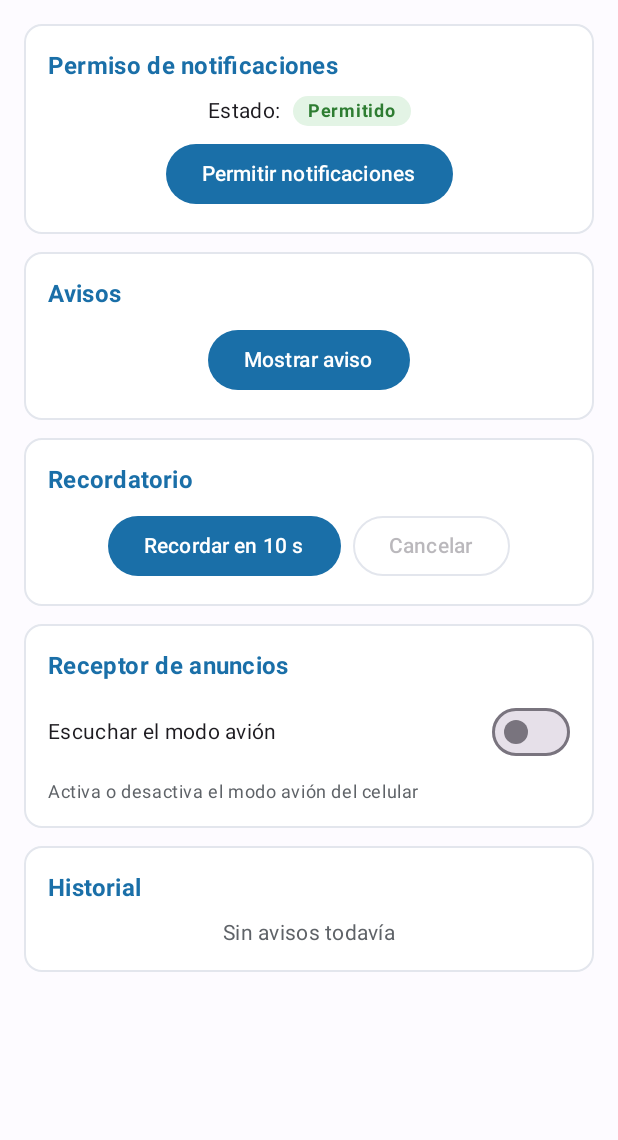
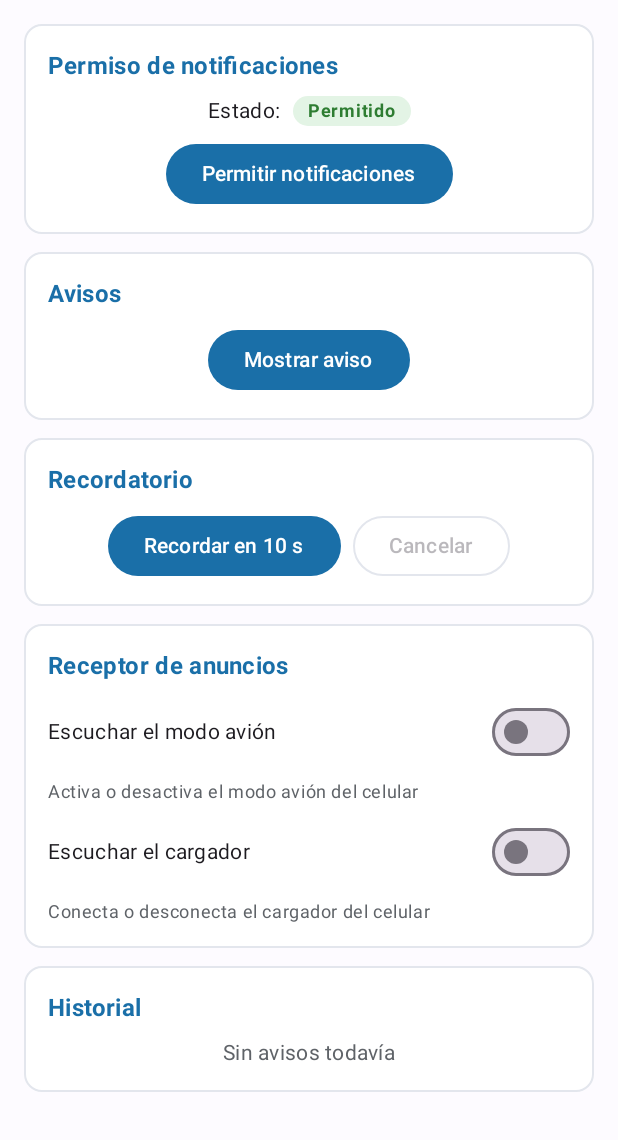
Before and after one commit to jordanabad797-pixel/AvisosCampus, an Android app built with Jetpack Compose: the screen it shows after launch (MainActivity), on a phone screen of 412 x 824 dp, the part 96-1236 px from its top. Run offline under Robolectric (Android 15) with nearby library versions, the phone set to English and light mode, and no system bars.

Commit message:
feat(ia): escucha el cargador con su propio BroadcastReceiver y switch

```diff
--- a/app/src/main/java/com/tecsup/avisoscampus/model/Modelos.kt
+++ b/app/src/main/java/com/tecsup/avisoscampus/model/Modelos.kt
@@ -3,7 +3,8 @@ package com.tecsup.avisoscampus.model
 enum class Origen(val texto: String) {
     BOTON("Botón"),
     RECORDATORIO("Recordatorio"),
-    MODO_AVION("Modo avión")
+    MODO_AVION("Modo avión"),
+    CARGADOR("Cargador")
 }
 
 data class Aviso(
--- a/app/src/main/java/com/tecsup/avisoscampus/ui/HistorialAvisos.kt
+++ b/app/src/main/java/com/tecsup/avisoscampus/ui/HistorialAvisos.kt
@@ -22,6 +22,7 @@ import com.tecsup.avisoscampus.ui.theme.AzulOrigen
 import com.tecsup.avisoscampus.ui.theme.FondoFila
 import com.tecsup.avisoscampus.ui.theme.MoradoOrigen
 import com.tecsup.avisoscampus.ui.theme.TextoSecundario
+import com.tecsup.avisoscampus.ui.theme.VerdeTexto
 
 @Composable
 fun HistorialAvisos(avisos: List<Aviso>) {
@@ -77,6 +78,7 @@ private fun EtiquetaOrigen(origen: Origen) {
         Origen.BOTON -> AzulOrigen to Color.White
         Origen.RECORDATORIO -> AmbarOrigen to Color.Black
         Origen.MODO_AVION -> MoradoOrigen to Color.White
+        Origen.CARGADOR -> VerdeTexto to Color.White
     }
     Text(
         text = origen.texto,
--- a/app/src/main/java/com/tecsup/avisoscampus/ui/PantallaAvisos.kt
+++ b/app/src/main/java/com/tecsup/avisoscampus/ui/PantallaAvisos.kt
@@ -46,6 +46,7 @@ import androidx.compose.ui.unit.dp
 import androidx.core.content.ContextCompat
 import com.tecsup.avisoscampus.model.PermisoUi
 import com.tecsup.avisoscampus.notificacion.Notificador
+import com.tecsup.avisoscampus.receiver.CargadorReceiver
 import com.tecsup.avisoscampus.receiver.ModoAvionReceiver
 import com.tecsup.avisoscampus.ui.theme.BordeTarjeta
 import com.tecsup.avisoscampus.ui.theme.GrisEtiqueta
@@ -65,6 +66,7 @@ fun PantallaAvisos(vm: AvisosViewModel) {
     val faltan by vm.faltan.collectAsState()
     val corriendo = faltan != null
     val escuchando by vm.escuchandoAvion.collectAsState()
+    val escuchandoCargador by vm.escuchandoCargador.collectAsState()
     val avisos by vm.avisos.collectAsState()
     val mensaje by vm.mensaje.collectAsState()
 
@@ -87,6 +89,28 @@ fun PantallaAvisos(vm: AvisosViewModel) {
                 contexto,
                 receptor,
                 IntentFilter(Intent.ACTION_AIRPLANE_MODE_CHANGED),
+                ContextCompat.RECEIVER_NOT_EXPORTED
+            )
+            onDispose {
+                contexto.unregisterReceiver(receptor)
+            }
+        } else {
+            onDispose {
+            }
+        }
+    }
+
+    DisposableEffect(escuchandoCargador) {
+        if (escuchandoCargador) {
+            val receptor = CargadorReceiver { conectado -> vm.alCambiarCargador(conectado) }
+            val filtro = IntentFilter().apply {
+                addAction(Intent.ACTION_POWER_CONNECTED)
+                addAction(Intent.ACTION_POWER_DISCONNECTED)
+            }
+            ContextCompat.registerReceiver(
+                contexto,
+                receptor,
+                filtro,
                 ContextCompat.RECEIVER_NOT_EXPORTED
             )
             onDispose {
@@ -223,6 +247,26 @@ fun PantallaAvisos(vm: AvisosViewModel) {
                     color = TextoSecundario,
                     modifier = Modifier.fillMaxWidth()
                 )
+                Row(
+                    modifier = Modifier.fillMaxWidth(),
+                    verticalAlignment = Alignment.CenterVertically
+                ) {
+                    Text(
+                        text = "Escuchar el cargador",
+                        style = MaterialTheme.typography.bodyMedium,
+                        modifier = Modifier.weight(1f)
+                    )
+                    Switch(
+                        checked = escuchandoCargador,
+                        onCheckedChange = { vm.cambiarEscuchaCargador(it) }
+                    )
+                }
+                Text(
+                    text = "Conecta o desconecta el cargador del celular",
+                    style = MaterialTheme.typography.bodySmall,
+                    color = TextoSecundario,
+                    modifier = Modifier.fillMaxWidth()
+                )
             }
             HistorialAvisos(avisos)
         }
```
Also changed, not shown: app/src/main/java/com/tecsup/avisoscampus/receiver/CargadorReceiver.kt (added, +14 -0 lines), app/src/main/java/com/tecsup/avisoscampus/viewmodel/AvisosViewModel.kt (+18 -0 lines).
